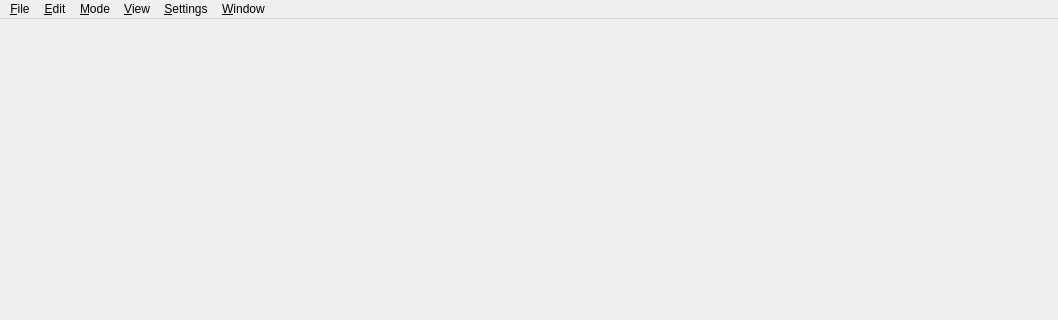
The window that apps/gui-qt/scrttv/mainwindow.ui (SeisComP/main) describes before a commit, drawn with Qt 5; both pictures show x 0 to 1058 and y 0 to 320 of the 1058 by 844 pixel window.
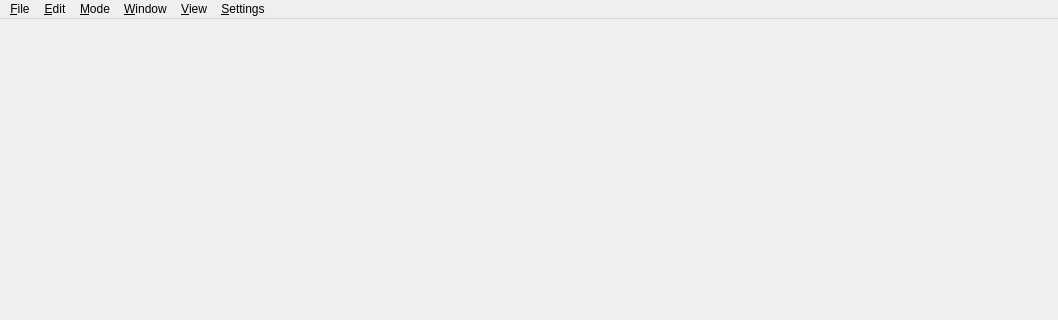
The same window after the commit.

```diff
--- a/apps/gui-qt/scrttv/mainwindow.ui
+++ b/apps/gui-qt/scrttv/mainwindow.ui
@@ -121,9 +121,9 @@
    <addaction name="menuFile"/>
    <addaction name="menuEdit"/>
    <addaction name="menuMode"/>
+   <addaction name="menuWindow"/>
    <addaction name="menuView"/>
    <addaction name="menuSettings"/>
-   <addaction name="menuWindow"/>
   </widget>
   <widget class="QStatusBar" name="statusbar">
    <property name="sizeGripEnabled">
```
Left out of the diff: 20 changed lines with no effect on the pictures.
